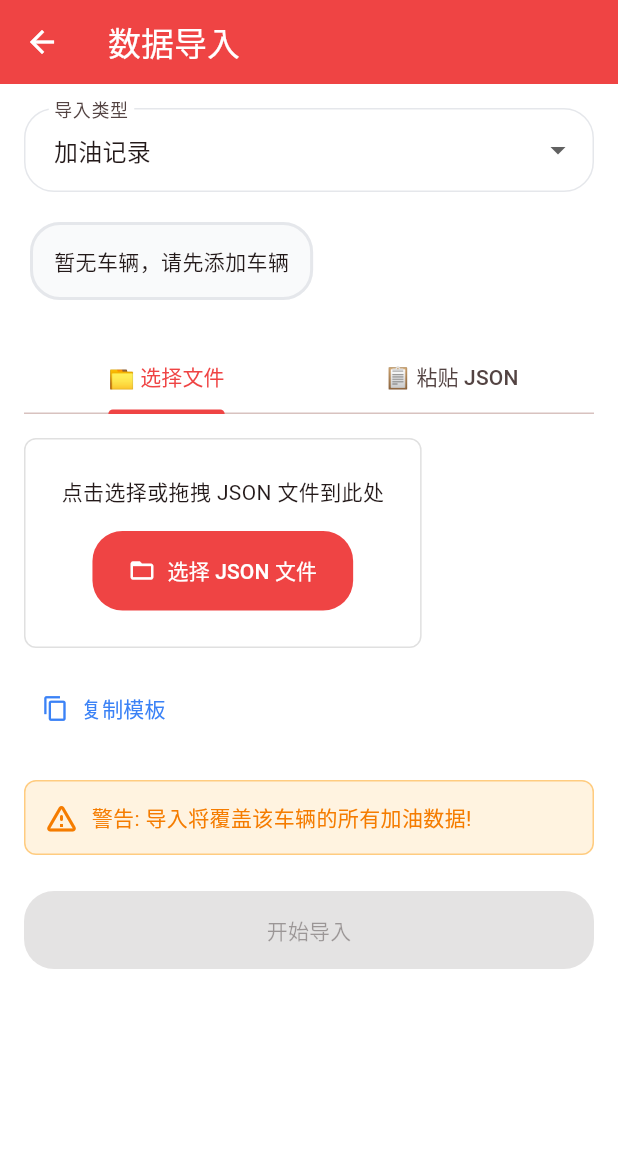
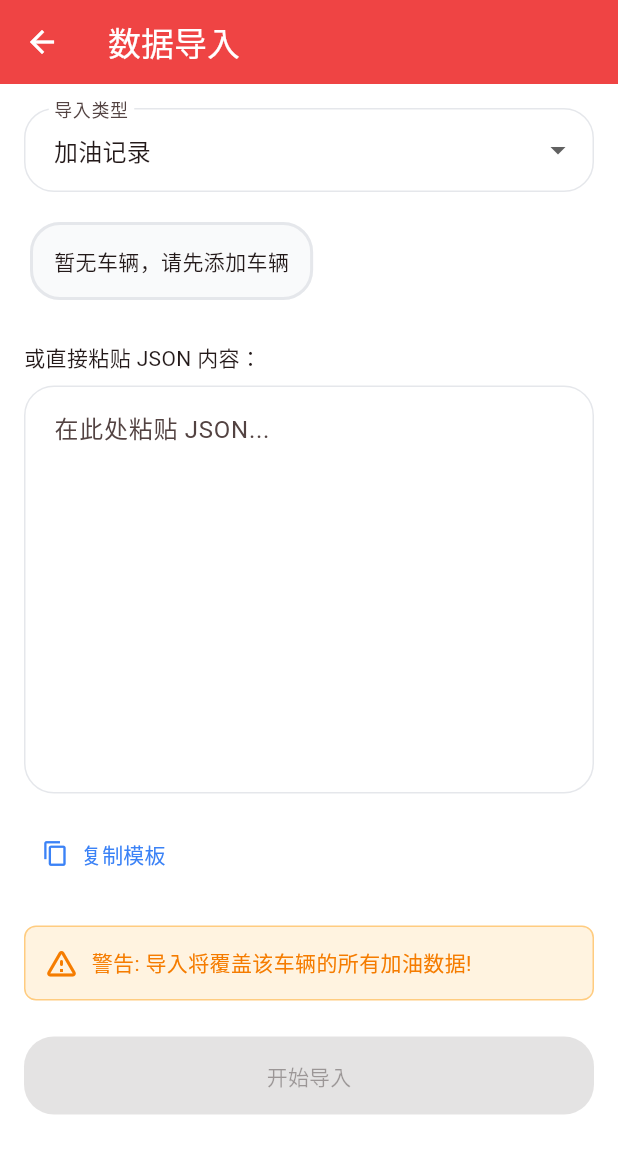
Before and after one commit to PassionZale/imh, a Flutter app: the DataImportPage screen opened directly, on a phone screen of 412 x 824 dp. Shown: the top 1154 px of the screen. Run offline on Flutter 3.47's test engine with Material 3 defaults, Android fonts, the phone set to English and light mode, and no system bars; our stand-ins replace image_picker, shared_preferences, sqflite, wakelock_plus; accounts and stored records are empty.

Commit message:
refactor(data_import): 移除 file_picker 依赖，简化为仅 JSON 粘贴导入
- 移除 file_picker 插件，修复 Android 构建失败问题
- 删除 FilePickerArea 和 ImportMethodTabs 组件
- 数据导入页面仅保留 JSON 粘贴方式
- 修复 use_build_context_synchronously 和 deprecated_member_use 告警

```diff
--- a/lib/pages/settings/data_import/data_import_page.dart
+++ b/lib/pages/settings/data_import/data_import_page.dart
@@ -1,4 +1,3 @@
-import 'dart:io';
 import 'package:flutter/material.dart';
 import '../../../../database/models/car_fuel_record.dart';
 import '../../../../database/models/check_in_record.dart';
@@ -9,8 +8,6 @@ import '../../../../repositories/check_in_task_repository.dart';
 import '../../../../database/models/car.dart';
 import '../../../../database/models/check_in_task.dart';
 import 'widgets/import_type_selector.dart';
-import 'widgets/import_method_tabs.dart';
-import 'widgets/file_picker_area.dart';
 import 'widgets/json_paste_area.dart';
 import 'widgets/copy_template_button.dart';
 import 'widgets/import_preview_dialog.dart';
@@ -40,11 +37,7 @@ class _DataImportPageState extends State<DataImportPage> {
   Car? _selectedCar;
   CheckInTask? _selectedTask;
 
-  // 导入方式
-  ImportMethod _importMethod = ImportMethod.file;
-
   // 文件和内容
-  String? _selectedFilePath;
   String _pastedJson = '';
 
   // 加载状态
@@ -74,20 +67,7 @@ class _DataImportPageState extends State<DataImportPage> {
   Future<void> _handleImportTypeChanged(ImportType type) async {
     setState(() {
       _importType = type;
-      _selectedFilePath = null;
       _pastedJson = '';
-    });
-  }
-
-  void _handleImportMethodChanged(ImportMethod method) {
-    setState(() {
-      _importMethod = method;
-    });
-  }
-
-  void _handleFileSelected(String? path) {
-    setState(() {
-      _selectedFilePath = path;
     });
   }
 
@@ -98,29 +78,13 @@ class _DataImportPageState extends State<DataImportPage> {
   }
 
   Future<String?> _getJsonContent() async {
-    // 优先使用文件内容
-    if (_selectedFilePath != null) {
-      try {
-        final file = File(_selectedFilePath!);
-        return await file.readAsString();
-      } catch (e) {
-        if (mounted) {
-          ScaffoldMessenger.of(context).showSnackBar(
-            SnackBar(content: Text('读取文件失败: $e')),
-          );
-        }
-        return null;
-      }
-    }
-
-    // 使用粘贴内容
     if (_pastedJson.trim().isNotEmpty) {
       return _pastedJson.trim();
     }
 
     if (mounted) {
       ScaffoldMessenger.of(context).showSnackBar(
-        const SnackBar(content: Text('请选择文件或粘贴 JSON 内容')),
+        const SnackBar(content: Text('请粘贴 JSON 内容')),
       );
     }
     return null;
@@ -173,6 +137,7 @@ class _DataImportPageState extends State<DataImportPage> {
     if (!confirmed) return;
 
     // 执行导入
+    if (!mounted) return;
     ImportProgressDialog.showImporting(context: context);
 
     try {
@@ -207,6 +172,7 @@ class _DataImportPageState extends State<DataImportPage> {
     if (!confirmed) return;
 
     // 执行导入
+    if (!mounted) return;
     ImportProgressDialog.showImporting(context: context);
 
     try {
@@ -296,24 +262,11 @@ class _DataImportPageState extends State<DataImportPage> {
               _buildTaskSelector(),
             const SizedBox(height: 24),
 
-            // 导入方式 Tabs
-            ImportMethodTabs(
-              initialMethod: _importMethod,
-              onChanged: _handleImportMethodChanged,
+            // JSON 粘贴区域
+            JsonPasteArea(
+              content: _pastedJson,
+              onChanged: _handlePasteChanged,
             ),
-            const SizedBox(height: 16),
-
-            // 文件/粘贴内容区域
-            if (_importMethod == ImportMethod.file)
-              FilePickerArea(
-                selectedFileName: _selectedFilePath,
-                onFileSelected: _handleFileSelected,
-              )
-            else
-              JsonPasteArea(
-                content: _pastedJson,
-                onChanged: _handlePasteChanged,
-              ),
             const SizedBox(height: 16),
 
             // 复制模板按钮
@@ -374,7 +327,7 @@ class _DataImportPageState extends State<DataImportPage> {
     }
 
     return DropdownButtonFormField<Car>(
-      value: _selectedCar,
+      initialValue: _selectedCar,
       decoration: const InputDecoration(
         labelText: '选择车辆',
         border: OutlineInputBorder(),
@@ -404,7 +357,7 @@ class _DataImportPageState extends State<DataImportPage> {
     }
 
     return DropdownButtonFormField<CheckInTask>(
-      value: _selectedTask,
+      initialValue: _selectedTask,
       decoration: const InputDecoration(
         labelText: '选择打卡任务',
         border: OutlineInputBorder(),
--- a/lib/pages/settings/data_import/widgets/file_picker_area.dart
+++ /dev/null
@@ -1,96 +0,0 @@
-import 'package:flutter/material.dart';
-import 'package:file_picker/file_picker.dart';
-
-/// 文件选择区域
-class FilePickerArea extends StatefulWidget {
-  final String? selectedFileName;
-  final ValueChanged<String?> onFileSelected;
-
-  const FilePickerArea({
-    super.key,
-    this.selectedFileName,
-    required this.onFileSelected,
-  });
-
-  @override
-  State<FilePickerArea> createState() => _FilePickerAreaState();
-}
-
-class _FilePickerAreaState extends State<FilePickerArea> {
-  bool _isLoading = false;
-
-  Future<void> _pickFile() async {
-    setState(() {
-      _isLoading = true;
-    });
-
-    try {
-      final result = await FilePicker.platform.pickFiles(
-        type: FileType.custom,
-        allowedExtensions: ['json'],
-        allowMultiple: false,
-      );
-
-      if (result != null && result.files.single.path != null) {
-        final file = result.files.single;
-        widget.onFileSelected(file.path);
-      }
-    } catch (e) {
-      if (mounted) {
-        ScaffoldMessenger.of(context).showSnackBar(
-          SnackBar(content: Text('选择文件失败: $e')),
-        );
-      }
-    } finally {
-      if (mounted) {
-        setState(() {
-          _isLoading = false;
-        });
-      }
-    }
-  }
-
-  @override
-  Widget build(BuildContext context) {
-    return Container(
-      padding: const EdgeInsets.all(24),
-      decoration: BoxDecoration(
-        border: Border.all(color: Colors.grey.shade300),
-        borderRadius: BorderRadius.circular(8),
-      ),
-      child: Column(
-        children: [
-          if (widget.selectedFileName != null) ...[
-            Icon(
-              Icons.description_outlined,
-              size: 48,
-              color: Theme.of(context).primaryColor,
-            ),
-            const SizedBox(height: 12),
-            Text(
-              widget.selectedFileName!.split('/').last,
-              style: const TextStyle(fontSize: 14),
-              textAlign: TextAlign.center,
-              maxLines: 2,
-              overflow: TextOverflow.ellipsis,
-            ),
-            const SizedBox(height: 12),
-          ] else
-            const Text('点击选择或拖拽 JSON 文件到此处'),
-          const SizedBox(height: 16),
-          ElevatedButton.icon(
-            onPressed: _isLoading ? null : _pickFile,
-            icon: _isLoading
-                ? const SizedBox(
-                    width: 16,
-                    height: 16,
-                    child: CircularProgressIndicator(strokeWidth: 2),
-                  )
-                : const Icon(Icons.folder_open),
-            label: const Text('选择 JSON 文件'),
-          ),
-        ],
-      ),
-    );
-  }
-}
--- a/lib/pages/settings/data_import/widgets/import_method_tabs.dart
+++ /dev/null
@@ -1,72 +0,0 @@
-import 'package:flutter/material.dart';
-
-/// 导入方式枚举
-enum ImportMethod {
-  file('文件'),
-  paste('粘贴');
-
-  final String label;
-  const ImportMethod(this.label);
-}
-
-/// 导入方式切换 Tabs
-class ImportMethodTabs extends StatefulWidget {
-  final ImportMethod initialMethod;
-  final ValueChanged<ImportMethod> onChanged;
-
-  const ImportMethodTabs({
-    super.key,
-    required this.initialMethod,
-    required this.onChanged,
-  });
-
-  @override
-  State<ImportMethodTabs> createState() => _ImportMethodTabsState();
-}
-
-class _ImportMethodTabsState extends State<ImportMethodTabs>
-    with SingleTickerProviderStateMixin {
-  late TabController _tabController;
-
-  @override
-  void initState() {
-    super.initState();
-    _tabController = TabController(
-      length: 2,
-      initialIndex: widget.initialMethod == ImportMethod.file ? 0 : 1,
-      vsync: this,
-    );
-    _tabController.addListener(_handleTabChange);
-  }
-
-  @override
-  void dispose() {
-    _tabController.removeListener(_handleTabChange);
-    _tabController.dispose();
-    super.dispose();
-  }
-
-  void _handleTabChange() {
-    if (_tabController.indexIsChanging) {
-      final method = _tabController.index == 0
-          ? ImportMethod.file
-          : ImportMethod.paste;
-      widget.onChanged(method);
-    }
-  }
-
-  @override
-  Widget build(BuildContext context) {
-    return Column(
-      children: [
-        TabBar(
-          controller: _tabController,
-          tabs: const [
-            Tab(text: '📁 选择文件'),
-            Tab(text: '📋 粘贴 JSON'),
-          ],
-        ),
-      ],
-    );
-  }
-}
--- a/pubspec.yaml
+++ b/pubspec.yaml
@@ -46,7 +46,6 @@ dependencies:
   image_picker: ^1.0.4
 
   # File picker
-  file_picker: ^6.1.1
 
 dev_dependencies:
   flutter_test:
```
Also changed, not shown: pubspec.lock, 1 other file.
